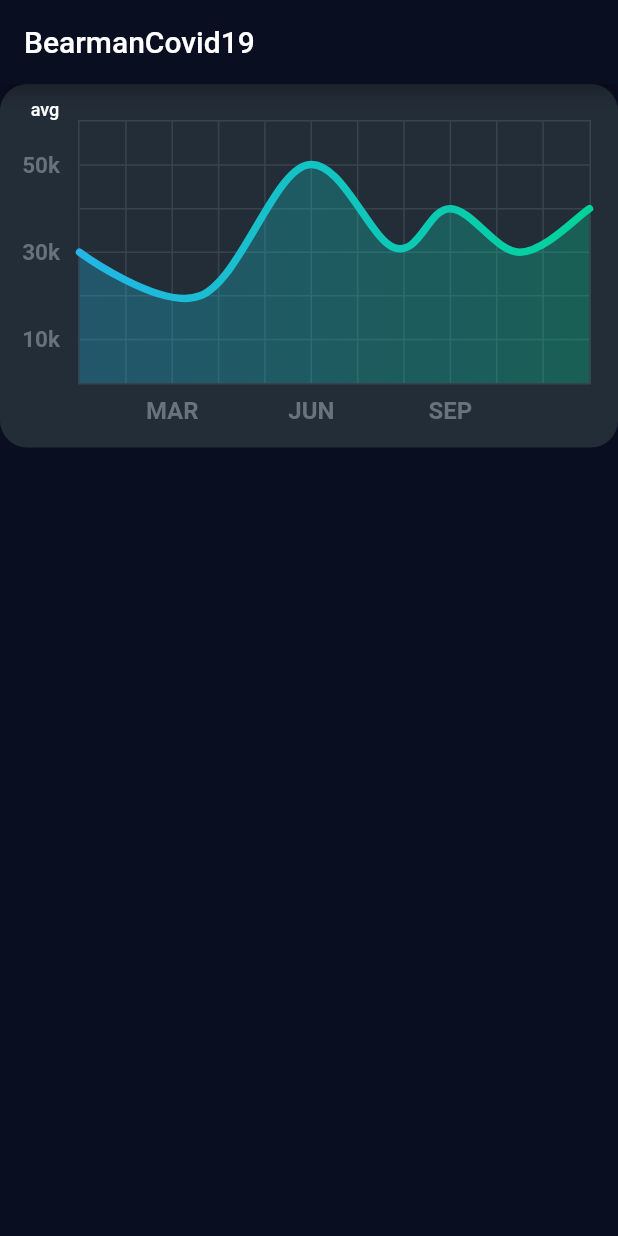
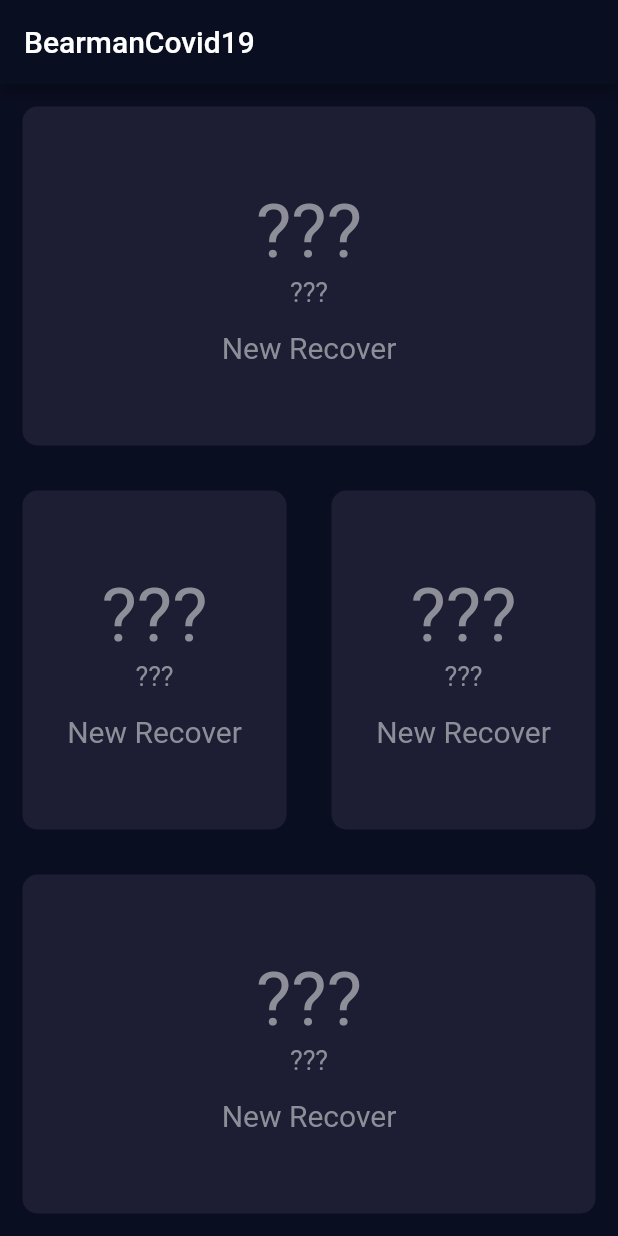
Before and after one commit to Aon1840/flutter_covid19, a Flutter app: the screen it shows after launch, on a phone screen of 412 x 824 dp. Run offline on Flutter 3.47's test engine with Material 2 defaults, Android fonts, the phone set to English and light mode, and no system bars; drawn by our look-alikes of fl_chart; our stand-ins replace font_awesome_flutter; network calls fail.

Commit message:
Call service and show result in layout

```diff
--- /dev/null
+++ b/lib/Constants.dart
@@ -0,0 +1,8 @@
+import 'package:flutter/material.dart';
+
+const baseCovidStatUrl = "https://covid19.th-stat.com/json/covid19v2";
+
+const kLabelTextStyle = TextStyle(
+  fontSize: 18.0,
+  color: Color(0xFF8D8E98),
+);
--- /dev/null
+++ b/lib/components/IconContent.dart
@@ -0,0 +1,35 @@
+import 'package:flutter/material.dart';
+
+import '../Constants.dart';
+
+class IconContent extends StatelessWidget {
+  IconContent({this.todayAmount, this.totalAmount, this.sectionName});
+
+  final String todayAmount;
+  final String totalAmount;
+  final String sectionName;
+
+  @override
+  Widget build(BuildContext context) {
+    return Column(
+      mainAxisAlignment: MainAxisAlignment.center,
+      children: [
+        Text(
+          todayAmount,
+          style: kLabelTextStyle.copyWith(fontSize: 50.0),
+        ),
+        Text(
+          totalAmount,
+          style: kLabelTextStyle,
+        ),
+        SizedBox(
+          height: 15.0,
+        ),
+        Text(
+          sectionName,
+          style: kLabelTextStyle.copyWith(fontSize: 20.0),
+        )
+      ],
+    );
+  }
+}
--- /dev/null
+++ b/lib/components/ReusableCard.dart
@@ -0,0 +1,23 @@
+import 'package:flutter/material.dart';
+
+class ReusableCard extends StatelessWidget {
+  ReusableCard({this.cardChild, this.onPress});
+
+  final Widget cardChild;
+  final Function onPress;
+
+  @override
+  Widget build(BuildContext context) {
+    return GestureDetector(
+      onTap: onPress,
+      child: Container(
+        child: cardChild,
+        margin: EdgeInsets.all(15.0),
+        decoration: BoxDecoration(
+          color: Color(0xFF1D1E33),
+          borderRadius: BorderRadius.circular(10.0),
+        ),
+      ),
+    );
+  }
+}
--- a/lib/main.dart
+++ b/lib/main.dart
@@ -15,7 +15,7 @@ class MyApp extends StatelessWidget {
         primaryColor: Color(0xFF0A0E21),
         scaffoldBackgroundColor: Color(0xFF0A0E21),
       ),
-      home: LineChartSample2(),
+      home: HomePage(),
     );
   }
 }
--- /dev/null
+++ b/lib/models/ConstantDaily.dart
@@ -0,0 +1,12 @@
+import 'package:flutter_covid19/services/Network.dart';
+
+import '../Constants.dart';
+
+class ConstantDaily {
+  Future<dynamic> callGetCovidConstantDaily() async {
+    var url = "$baseCovidStatUrl/getTodayCases.json";
+    Network network = Network(url);
+    var covidResponse = await network.getData();
+    return covidResponse;
+  }
+}
--- a/lib/screens/HomePage.dart
+++ b/lib/screens/HomePage.dart
@@ -1,18 +1,50 @@
 import 'package:fl_chart/fl_chart.dart';
 import 'package:flutter/material.dart';
+import 'package:flutter_covid19/components/IconContent.dart';
+import 'package:flutter_covid19/components/ReusableCard.dart';
+import 'package:flutter_covid19/models/ConstantDaily.dart';
+import 'package:font_awesome_flutter/font_awesome_flutter.dart';
 
-class LineChartSample2 extends StatefulWidget {
+class HomePage extends StatefulWidget {
   @override
-  _LineChartSample2State createState() => _LineChartSample2State();
+  _HomePageState createState() => _HomePageState();
 }
 
-class _LineChartSample2State extends State<LineChartSample2> {
+class _HomePageState extends State<HomePage> {
   List<Color> gradientColors = [
     const Color(0xff23b6e6),
     const Color(0xff02d39a),
   ];
 
   bool showAvg = false;
+  String newConfirm = "???";
+  String confirmTotal = "???";
+  String newRecover = "???";
+  String recoverTotal = "???";
+  String newDeath = "???";
+  String deathTotal = "???";
+  String date = "???";
+
+  @override
+  void initState() {
+    super.initState();
+    getCovidConstant();
+  }
+
+  void getCovidConstant() async {
+    var covidConstant = await ConstantDaily().callGetCovidConstantDaily();
+    setState(() {
+      print(covidConstant);
+      newConfirm = covidConstant["NewConfirmed"].toString();
+      confirmTotal = covidConstant["Confirmed"].toString();
+      newRecover = covidConstant["NewRecovered"].toString();
+      recoverTotal = covidConstant["Recovered"].toString();
+      newDeath = covidConstant["NewDeaths"].toString();
+      deathTotal = covidConstant["Deaths"].toString();
+      date = covidConstant["UpdateDate"].toString();
+      print(newConfirm);
+    });
+  }
 
   @override
   Widget build(BuildContext context) {
@@ -20,47 +52,90 @@ class _LineChartSample2State extends State<LineChartSample2> {
       appBar: AppBar(
         title: Text("BearmanCovid19"),
       ),
-      body: Stack(
-        children: <Widget>[
-          AspectRatio(
-            aspectRatio: 1.70,
-            child: Container(
-              decoration: const BoxDecoration(
-                  borderRadius: BorderRadius.all(
-                    Radius.circular(18),
-                  ),
-                  color: Color(0xff232d37)),
-              child: Padding(
-                padding: const EdgeInsets.only(
-                    right: 18.0, left: 12.0, top: 24, bottom: 12),
-                child: LineChart(
-                  showAvg ? avgData() : mainData(),
-                ),
-              ),
+      body: Column(
+        crossAxisAlignment: CrossAxisAlignment.stretch,
+        children: [
+          Expanded(
+            child: ReusableCard(
+              cardChild: IconContent(
+                  todayAmount: newConfirm,
+                  totalAmount: confirmTotal,
+                  sectionName: "New Recover"),
             ),
           ),
-          SizedBox(
-            width: 60,
-            height: 34,
-            child: TextButton(
-              onPressed: () {
-                setState(() {
-                  showAvg = !showAvg;
-                });
-              },
-              child: Text(
-                'avg',
-                style: TextStyle(
-                    fontSize: 12,
-                    color:
-                        showAvg ? Colors.white.withOpacity(0.5) : Colors.white),
-              ),
+          Expanded(
+            child: Row(
+              children: [
+                Expanded(
+                  child: ReusableCard(
+                    cardChild: IconContent(
+                        todayAmount: newRecover,
+                        totalAmount: recoverTotal,
+                        sectionName: "New Recover"),
+                  ),
+                ),
+                Expanded(
+                  child: ReusableCard(
+                    cardChild: IconContent(
+                        todayAmount: newDeath,
+                        totalAmount: deathTotal,
+                        sectionName: "New Recover"),
+                  ),
+                ),
+              ],
+            ),
+          ),
+          Expanded(
+            child: ReusableCard(
+              cardChild: IconContent(
+                  todayAmount: newDeath,
+                  totalAmount: deathTotal,
+                  sectionName: "New Recover"),
             ),
           ),
         ],
       ),
     );
   }
+
+//  body: Stack(
+//  children: <Widget>[
+//  AspectRatio(
+//  aspectRatio: 1.70,
+//  child: Container(
+//  decoration: const BoxDecoration(
+//  borderRadius: BorderRadius.all(
+//  Radius.circular(18),
+//  ),
+//  color: Color(0xff232d37)),
+//  child: Padding(
+//  padding: const EdgeInsets.only(
+//  right: 18.0, left: 12.0, top: 24, bottom: 12),
+//  child: LineChart(
+//  showAvg ? avgData() : mainData(),
+//  ),
+//  ),
+//  ),
+//  ),
+//  SizedBox(
+//  width: 60,
+//  height: 34,
+//  child: TextButton(
+//  onPressed: () {
+//  setState(() {
+//  showAvg = !showAvg;
+//  });
+//  },
+//  child: Text(
+//  'avg',
+//  style: TextStyle(
+//  fontSize: 12,
+//  color:
+//  showAvg ? Colors.white.withOpacity(0.5) : Colors.white),
+//  ),
+//  ),
+//  ),
+//  ],
 
   LineChartData mainData() {
     return LineChartData(
--- /dev/null
+++ b/lib/services/Network.dart
@@ -0,0 +1,20 @@
+import 'dart:convert';
+
+import 'package:http/http.dart' as http;
+
+class Network {
+  Network(this.url);
+
+  final String url;
+
+  Future getData() async {
+    http.Response response = await http.get(url);
+
+    if (response.statusCode == 200) {
+      String data = response.body;
+      return jsonDecode(data);
+    } else {
+      print(response.statusCode);
+    }
+  }
+}
--- a/pubspec.yaml
+++ b/pubspec.yaml
@@ -30,6 +30,7 @@ dependencies:
   cupertino_icons: ^1.0.0
   fl_chart: ^0.36.2
   http: ^0.12.0+2
+  font_awesome_flutter: ^8.4.0
 
 dev_dependencies:
   flutter_test:
```
Also changed, not shown: pubspec.lock.
